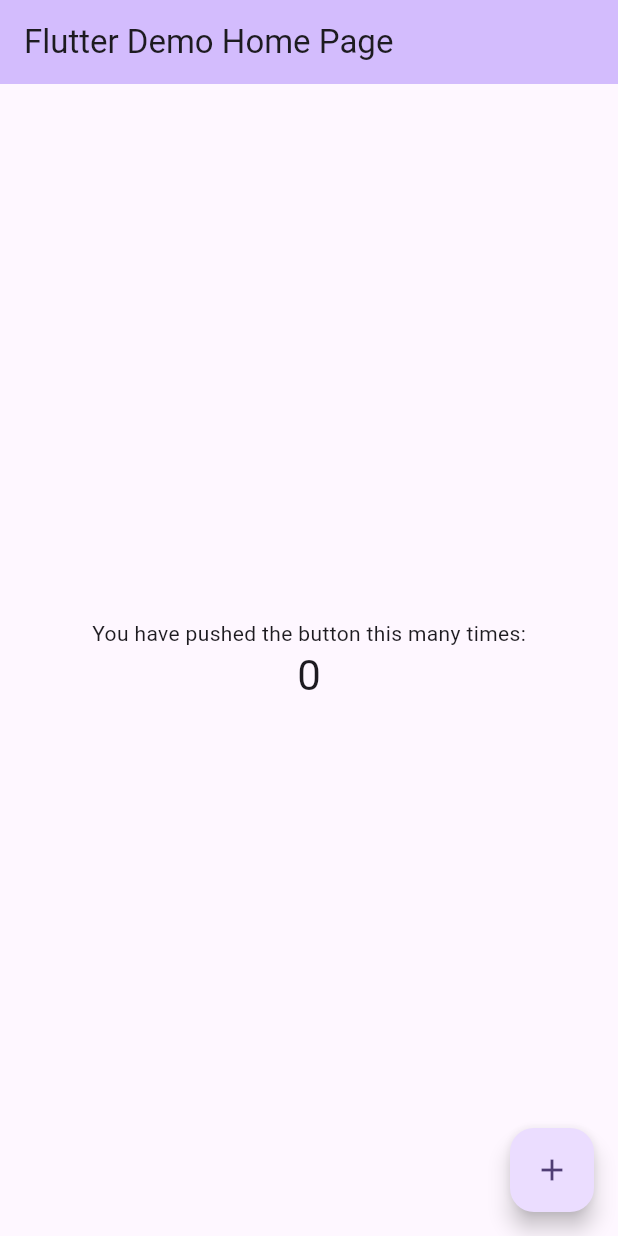
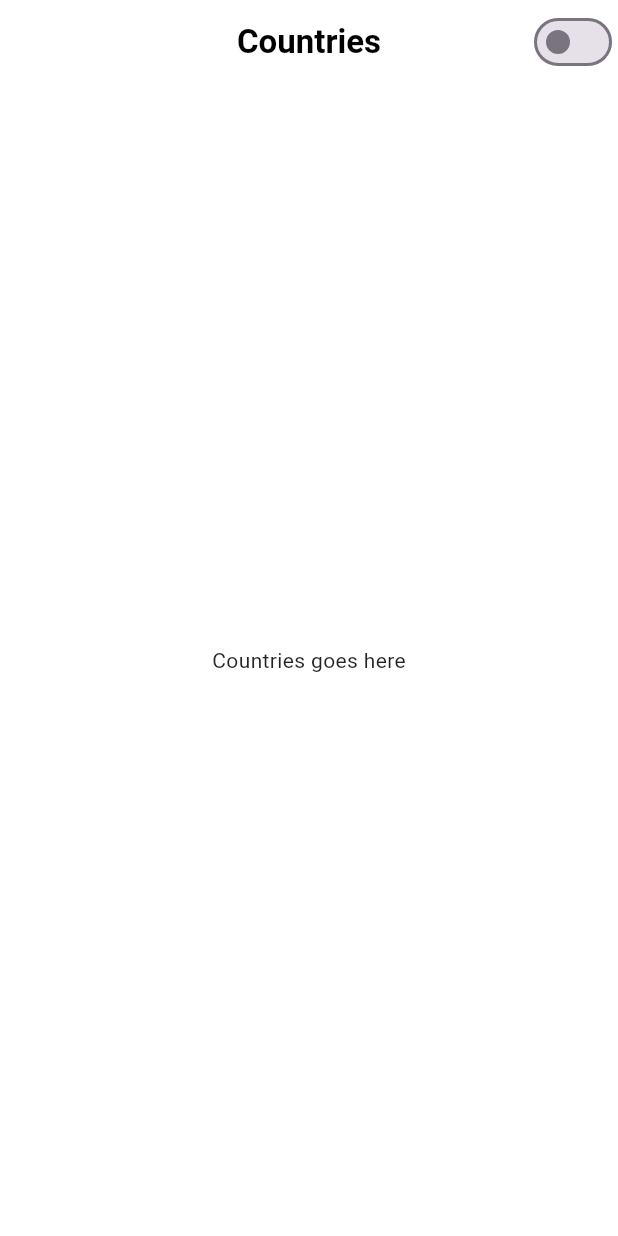
Before and after one commit to germain250/a2sv_assess, a Flutter app: the screen it shows after launch, on a phone screen of 412 x 824 dp. Run offline on Flutter 3.47's test engine with Material 3 defaults, Android fonts, the phone set to English and light mode, and no system bars; our stand-ins replace flutter_bloc, shared_preferences.

Commit message:
integrated theme cubit into the application

```diff
--- a/lib/core/theme/theme_cubit.dart
+++ b/lib/core/theme/theme_cubit.dart
@@ -1,4 +1,4 @@
-import 'package:bloc/bloc.dart';
+import 'package:flutter_bloc/flutter_bloc.dart';
 
 class ThemeCubit extends Cubit<bool> {
   ThemeCubit() : super(false);
--- a/lib/features/countries/bloc/country_bloc.dart
+++ b/lib/features/countries/bloc/country_bloc.dart
@@ -1,4 +1,4 @@
-import 'package:bloc/bloc.dart';
+import 'package:flutter_bloc/flutter_bloc.dart';
 
 import '../domain/entities/country.dart';
 import '../domain/repositories/country_repository.dart';
--- a/lib/features/countries/presentation/screens/home_screen.dart
+++ b/lib/features/countries/presentation/screens/home_screen.dart
@@ -0,0 +1,27 @@
+import 'package:discover/core/theme/theme_cubit.dart';
+import 'package:flutter/material.dart';
+import 'package:flutter_bloc/flutter_bloc.dart';
+
+class HomeScreen extends StatelessWidget {
+  const HomeScreen({super.key});
+
+  @override
+  Widget build(BuildContext context) {
+    final isDark = context.watch<ThemeCubit>().state;
+    return Scaffold(
+      appBar: AppBar(
+        title: const Text("Countries"),
+        centerTitle: true,
+        actions: [
+          Switch(
+            value: isDark,
+            onChanged: (_) {
+              context.read<ThemeCubit>().toggleTheme();
+            },
+          ),
+        ],
+      ),
+      body: const Center(child: Text("Countries goes here")),
+    );
+  }
+}
--- a/lib/main.dart
+++ b/lib/main.dart
@@ -1,122 +1,31 @@
+import 'package:discover/core/theme/app_theme.dart';
+import 'package:discover/core/theme/theme_cubit.dart';
+import 'package:discover/features/countries/presentation/screens/home_screen.dart';
 import 'package:flutter/material.dart';
+import 'package:flutter_bloc/flutter_bloc.dart';
 
 void main() {
-  runApp(const MyApp());
+  runApp(const CountriesApp());
 }
 
-class MyApp extends StatelessWidget {
-  const MyApp({super.key});
+class CountriesApp extends StatelessWidget {
+  const CountriesApp({super.key});
 
-  // This widget is the root of your application.
   @override
   Widget build(BuildContext context) {
-    return MaterialApp(
-      title: 'Flutter Demo',
-      theme: ThemeData(
-        // This is the theme of your application.
-        //
-        // TRY THIS: Try running your application with "flutter run". You'll see
-        // the application has a purple toolbar. Then, without quitting the app,
-        // try changing the seedColor in the colorScheme below to Colors.green
-        // and then invoke "hot reload" (save your changes or press the "hot
-        // reload" button in a Flutter-supported IDE, or press "r" if you used
-        // the command line to start the app).
-        //
-        // Notice that the counter didn't reset back to zero; the application
-        // state is not lost during the reload. To reset the state, use hot
-        // restart instead.
-        //
-        // This works for code too, not just values: Most code changes can be
-        // tested with just a hot reload.
-        colorScheme: ColorScheme.fromSeed(seedColor: Colors.deepPurple),
+    return BlocProvider(
+      create: (_) => ThemeCubit(),
+      child: BlocBuilder<ThemeCubit, bool>(
+        builder: (context, isDarkMode) {
+          return MaterialApp(
+            debugShowCheckedModeBanner: false,
+            theme: AppTheme.lightTheme,
+            darkTheme: AppTheme.darkTheme,
+            themeMode: isDarkMode ? ThemeMode.dark : ThemeMode.light,
+            home: const HomeScreen(),
+          );
+        },
       ),
-      home: const MyHomePage(title: 'Flutter Demo Home Page'),
     );
   }
 }
-
-class MyHomePage extends StatefulWidget {
-  const MyHomePage({super.key, required this.title});
-
-  // This widget is the home page of your application. It is stateful, meaning
-  // that it has a State object (defined below) that contains fields that affect
-  // how it looks.
-
-  // This class is the configuration for the state. It holds the values (in this
-  // case the title) provided by the parent (in this case the App widget) and
-  // used by the build method of the State. Fields in a Widget subclass are
-  // always marked "final".
-
-  final String title;
-
-  @override
-  State<MyHomePage> createState() => _MyHomePageState();
-}
-
-class _MyHomePageState extends State<MyHomePage> {
-  int _counter = 0;
-
-  void _incrementCounter() {
-    setState(() {
-      // This call to setState tells the Flutter framework that something has
-      // changed in this State, which causes it to rerun the build method below
-      // so that the display can reflect the updated values. If we changed
-      // _counter without calling setState(), then the build method would not be
-      // called again, and so nothing would appear to happen.
-      _counter++;
-    });
-  }
-
-  @override
-  Widget build(BuildContext context) {
-    // This method is rerun every time setState is called, for instance as done
-    // by the _incrementCounter method above.
-    //
-    // The Flutter framework has been optimized to make rerunning build methods
-    // fast, so that you can just rebuild anything that needs updating rather
-    // than having to individually change instances of widgets.
-    return Scaffold(
-      appBar: AppBar(
-        // TRY THIS: Try changing the color here to a specific color (to
-        // Colors.amber, perhaps?) and trigger a hot reload to see the AppBar
-        // change color while the other colors stay the same.
-        backgroundColor: Theme.of(context).colorScheme.inversePrimary,
-        // Here we take the value from the MyHomePage object that was created by
-        // the App.build method, and use it to set our appbar title.
-        title: Text(widget.title),
-      ),
-      body: Center(
-        // Center is a layout widget. It takes a single child and positions it
-        // in the middle of the parent.
-        child: Column(
-          // Column is also a layout widget. It takes a list of children and
-          // arranges them vertically. By default, it sizes itself to fit its
-          // children horizontally, and tries to be as tall as its parent.
-          //
-          // Column has various properties to control how it sizes itself and
-          // how it positions its children. Here we use mainAxisAlignment to
-          // center the children vertically; the main axis here is the vertical
-          // axis because Columns are vertical (the cross axis would be
-          // horizontal).
-          //
-          // TRY THIS: Invoke "debug painting" (choose the "Toggle Debug Paint"
-          // action in the IDE, or press "p" in the console), to see the
-          // wireframe for each widget.
-          mainAxisAlignment: MainAxisAlignment.center,
-          children: <Widget>[
-            const Text('You have pushed the button this many times:'),
-            Text(
-              '$_counter',
-              style: Theme.of(context).textTheme.headlineMedium,
-            ),
-          ],
-        ),
-      ),
-      floatingActionButton: FloatingActionButton(
-        onPressed: _incrementCounter,
-        tooltip: 'Increment',
-        child: const Icon(Icons.add),
-      ), // This trailing comma makes auto-formatting nicer for build methods.
-    );
-  }
-}
--- a/pubspec.yaml
+++ b/pubspec.yaml
@@ -35,7 +35,7 @@ dependencies:
   # Use with the CupertinoIcons class for iOS style icons.
   cupertino_icons: ^1.0.8
   http: ^1.6.0
-  bloc: ^9.2.0
+  flutter_bloc: ^9.1.1
   shared_preferences: ^2.5.4
   google_fonts: ^8.0.0
 
```
Also changed, not shown: pubspec.lock.
